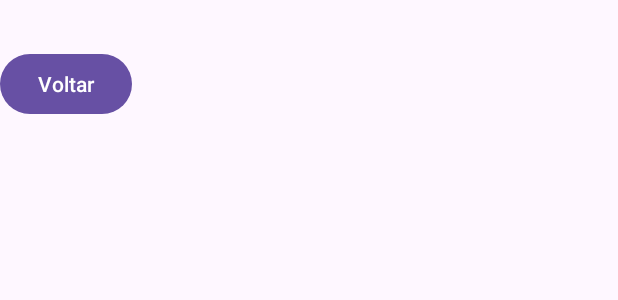
After one commit to LarissaPiresDev/ThinkUp-, an Android app: the layout questoes1_serie.xml on its own in the app's theme, with its tools: preview values and no code run, on a phone screen of 412 x 824 dp. The commit adds this screen. Shown: the top 300 px of the screen. Run offline under Robolectric (Android 15) with nearby library versions, the phone set to English and light mode, and no system bars.

Commit message:
:sparkles: feat: Adicionando navegação para o quiz da 1° e 3° Série do Ensino Médio

```diff
--- /dev/null
+++ b/app/src/main/res/layout/questoes1_serie.xml
@@ -0,0 +1,18 @@
+<?xml version="1.0" encoding="utf-8"?>
+<androidx.constraintlayout.widget.ConstraintLayout xmlns:android="http://schemas.android.com/apk/res/android"
+    xmlns:app="http://schemas.android.com/apk/res-auto"
+    xmlns:tools="http://schemas.android.com/tools"
+    android:id="@+id/main"
+    android:layout_width="match_parent"
+    android:layout_height="match_parent"
+    tools:context=".Questoes2serieActivity">
+
+    <Button
+        android:id="@+id/retornar"
+        android:layout_width="wrap_content"
+        android:layout_height="wrap_content"
+        android:layout_marginTop="32dp"
+        android:text="Voltar"
+        app:layout_constraintTop_toTopOf="parent"
+        tools:layout_editor_absoluteX="16dp" />
+</androidx.constraintlayout.widget.ConstraintLayout>
```
Also changed, not shown: app/src/main/AndroidManifest.xml (+7 -2 lines), app/src/main/java/com/example/myapplication/EscolherSerieActivity.kt (+21 -8 lines), app/src/main/java/com/example/myapplication/Questoes1SerieActivity.kt (added, +29 -0 lines), app/src/main/java/com/example/myapplication/Questoes3serieActivity.kt (added, +28 -0 lines), app/src/main/res/layout/questoes3serie.xml (added, +18 -0 lines).
